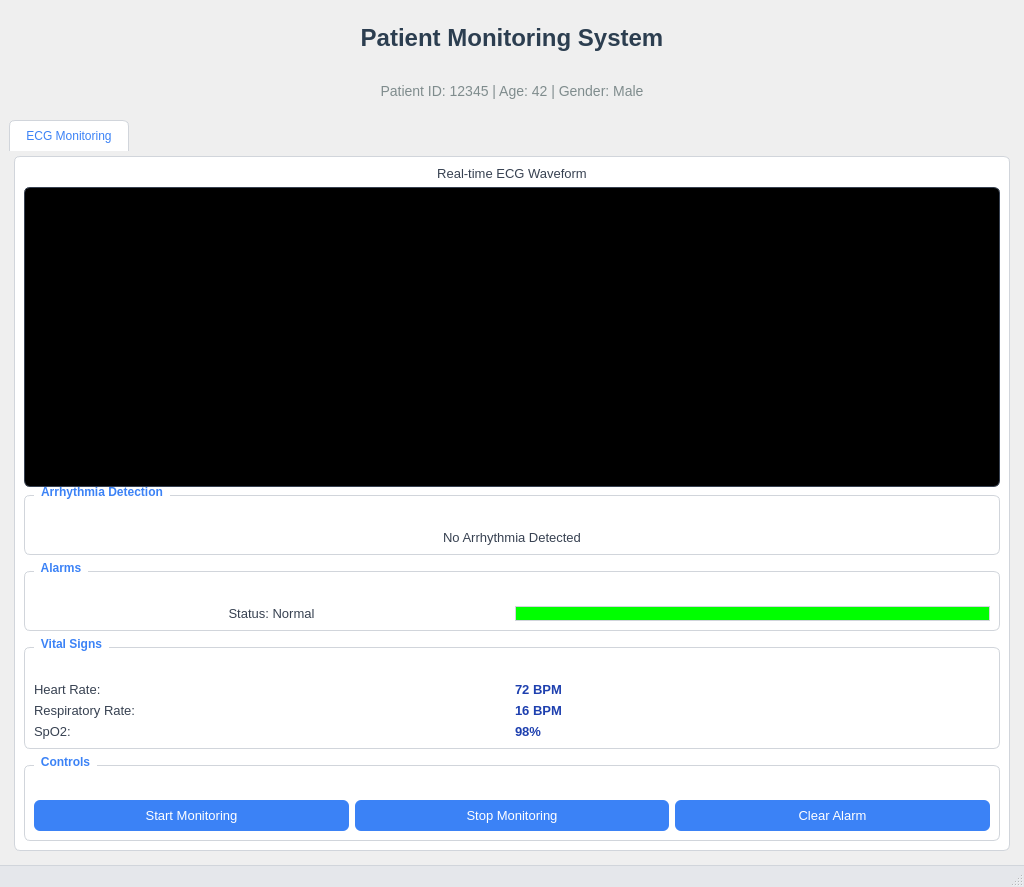
The window that tstk1.ui (alizayan684/patient_monitor) describes before a commit, drawn with Qt 5.
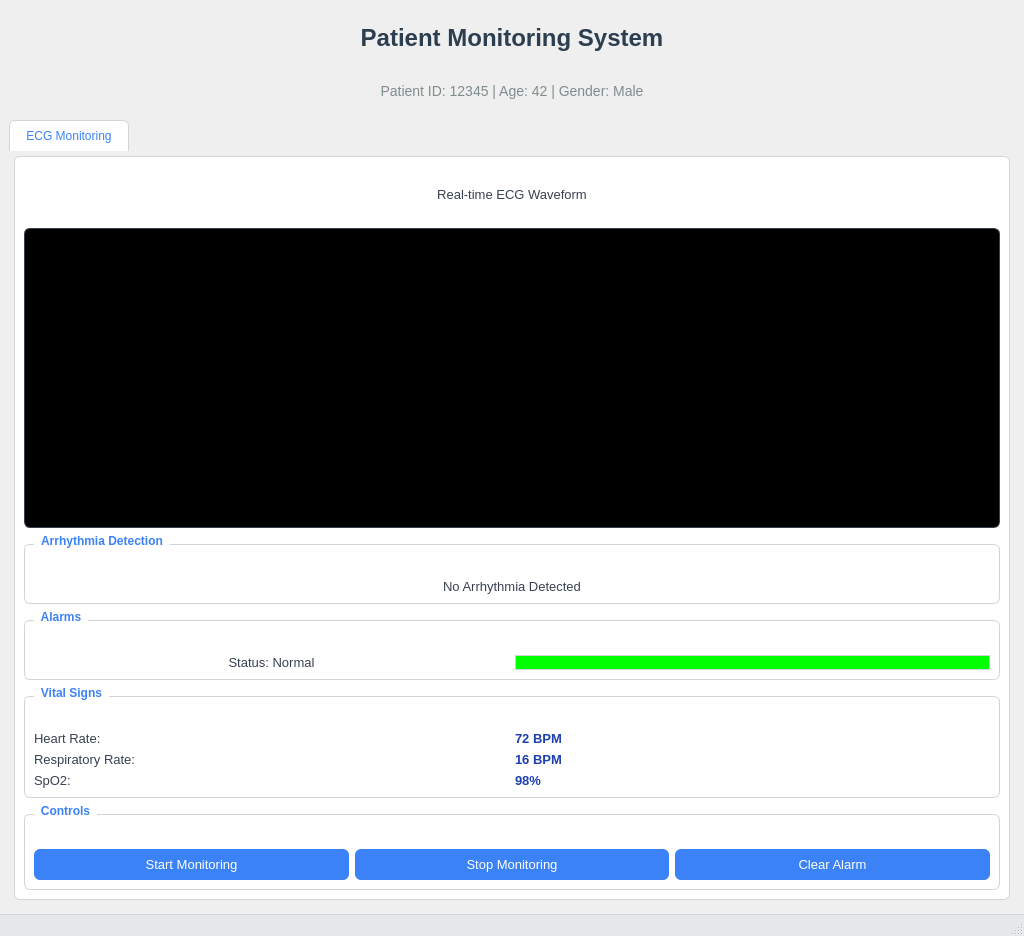
The same window after the commit.

```diff
--- a/tstk1.ui
+++ b/tstk1.ui
@@ -7,7 +7,7 @@
     <x>0</x>
     <y>0</y>
     <width>1024</width>
-    <height>806</height>
+    <height>936</height>
    </rect>
   </property>
   <property name="windowTitle">
```
